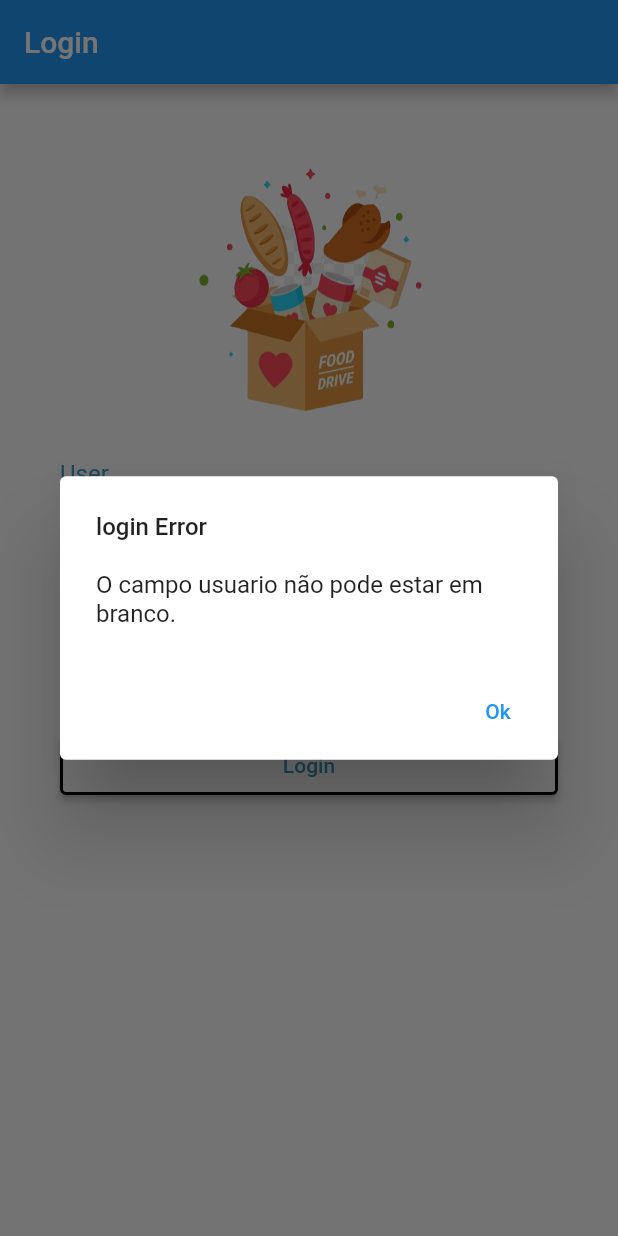
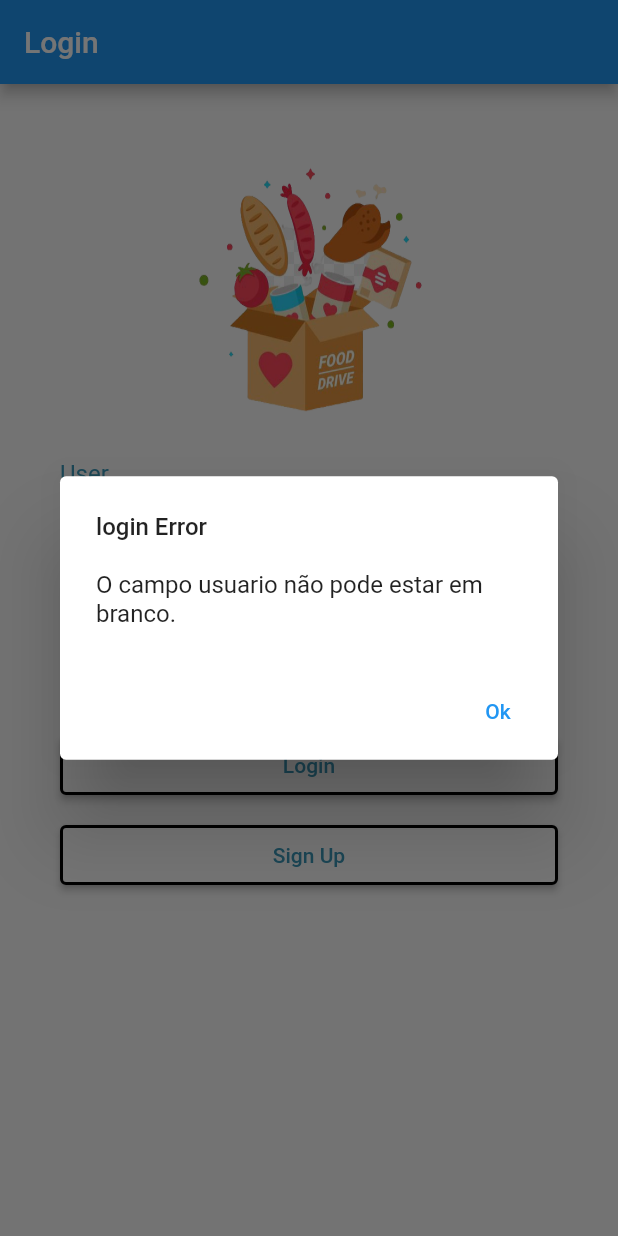
Before and after one commit to marianafcruz17/PI3A_1.2023, a Flutter app: the screen it shows after launch, after a tap on "Login", on a phone screen of 412 x 824 dp. Run offline on Flutter 3.47's test engine with Material 2 defaults, Android fonts, the light colour scheme and no system bars; our stand-ins replace dio, flutter_modular, flutter_triple, localization, mask_text_input_formatter.

Commit message:
Semi pronto

```diff
--- a/lib/assets/i18n/en_US.json
+++ b/lib/assets/i18n/en_US.json
@@ -15,10 +15,10 @@
     "username_true": "User logged successfully!",
     "username_false": "login Error",
 
-    "text_ondoard.1": "Help wherever you want",
+    "text_onboard.1": "Help wherever you want",
     "sub_text.1": "Help people in need whenever and wherever you want, having access whenever necessary through chat.",
     "sub_text.2": "The chatbot answers questions regarding the assistance of partner restaurants with people in socially/economically vulnerable situations.",
-    "text_ondoard.3": "Help people in need by connecting with partner restaurants",
+    "text_onboard.3": "Help people in need by connecting with partner restaurants",
     "sub_text.3": "Connecting people in situations of social/economic vulnerability with partner restaurants, reducing food waste and helping people in need",
     "onboars_button": "Start",
     "user": "User",
--- a/lib/assets/i18n/pt_BR.json
+++ b/lib/assets/i18n/pt_BR.json
@@ -15,10 +15,10 @@
     "username_true": "Usuário logado com sucesso!",
     "username_false": "Erro ao fazer o login",
 
-    "text_ondoard.1": "Ajude de onde quiser",
+    "text_onboard.1": "Ajude de onde quiser",
     "sub_text.1": "Ajude pessoas mais necessitadas quando e onde quiser, tendo acesso sempre que necessário por meio do chat.",
     "sub_text.2": "O chatbot realiza tira as dúvidas referente ao auxílio de restaurantes parceiros com pessoas em situação de vulnerabilidade social/econômica.",
-    "text_ondoard.3": "Ajudar pessoas necessitadas por meio de conexão com restaurantes parceiros",
+    "text_onboard.3": "Ajudar pessoas necessitadas por meio de conexão com restaurantes parceiros",
     "sub_text.3": "Conectar pessoas em situação de vulnerabilidade social/econômica com restaurantes parceiros, diminuindo o desperdicío de alimentos e ajudando pessoas necessitadas.",
 
     "onboars_button": "Começar",
--- a/lib/src/feature/auth/presentation/view/page/login_page.dart
+++ b/lib/src/feature/auth/presentation/view/page/login_page.dart
@@ -1,6 +1,7 @@
 import 'package:flutter/material.dart';
 import 'package:localization/localization.dart';
 import 'package:marmita_social/src/feature/auth/domain/usecase/login_screen_usecase.dart';
+import 'package:marmita_social/src/feature/auth/presentation/view/page/signup_page.dart';
 import 'package:marmita_social/src/feature/onboarding/presentation/view/page/splash_screen.dart';
 
 //import 'signup_page.dart';
@@ -16,14 +17,15 @@ class LoginScreen extends StatelessWidget {
   LoginScreen({super.key});
 
   @override
-    Widget build(BuildContext context){
+  Widget build(BuildContext context) {
     return Scaffold(
         appBar: AppBar(title: const Text("Login")),
         body: Container(
-                padding: EdgeInsets.only(left: 40, right: 40),
+            padding: const EdgeInsets.only(left: 40, right: 40),
             child: ListView(children: <Widget>[
-                    Padding(padding: EdgeInsets.only(bottom: 40)),
+              const Padding(padding: EdgeInsets.only(bottom: 40)),
               Row(
+                mainAxisAlignment: MainAxisAlignment.center,
                 children: [
                   Image.asset(
                     'lib/assets/images/logo.png',
@@ -32,127 +34,141 @@ class LoginScreen extends StatelessWidget {
                     fit: BoxFit.fill,
                   ),
                 ],
-                        mainAxisAlignment: MainAxisAlignment.center,
               ),
-
-                    Padding(padding: EdgeInsets.only(bottom: 10)),
+              const Padding(padding: EdgeInsets.only(bottom: 10)),
               Row(
                 children: [
                   Text(
                     'username'.i18n(),
-                                style: TextStyle(fontSize: 16, color: Color.fromRGBO(58, 152, 185,1)),
+                    style: const TextStyle(
+                        fontSize: 16, color: Color.fromRGBO(58, 152, 185, 1)),
                   ),
                 ],
               ),
-
-                    Padding(padding: EdgeInsets.only(bottom: 10)),
+              const Padding(padding: EdgeInsets.only(bottom: 10)),
               Row(
+                mainAxisAlignment: MainAxisAlignment.center,
                 children: [
                   Flexible(
                     child: TextField(
                         controller: loginTextFieldController,
-                                    style: TextStyle(fontSize: 16),
+                        style: const TextStyle(fontSize: 16),
                         decoration: InputDecoration(
-                                        contentPadding: EdgeInsets.only(left: 15.0),
+                          contentPadding: const EdgeInsets.only(left: 15.0),
                           border: OutlineInputBorder(
                               borderRadius: BorderRadius.circular(20.0),
-                                            borderSide: BorderSide(
-                                                color: Color.fromRGBO(58, 152, 185,1),
+                              borderSide: const BorderSide(
+                                  color: Color.fromRGBO(58, 152, 185, 1),
                                   width: 2.0)),
                         )),
                   ),
                 ],
-                        mainAxisAlignment: MainAxisAlignment.center,
               ),
-
-                    Padding(padding: EdgeInsets.only(bottom: 10)),
+              const Padding(padding: EdgeInsets.only(bottom: 10)),
               Row(
                 children: [
                   Text(
                     'password'.i18n(),
-                                style: TextStyle(fontSize: 16, color: Color.fromRGBO(58, 152, 185,1)
-                                ),
+                    style: const TextStyle(
+                        fontSize: 16, color: Color.fromRGBO(58, 152, 185, 1)),
                   ),
                 ],
               ),
-
-                    Padding(padding: EdgeInsets.only(bottom: 10)),
+              const Padding(padding: EdgeInsets.only(bottom: 10)),
               Row(
+                mainAxisAlignment: MainAxisAlignment.center,
                 children: [
                   Flexible(
                     child: TextField(
                         obscureText: true,
                         controller: passwordTextFieldController,
-                                    style: TextStyle(fontSize: 16),
+                        style: const TextStyle(fontSize: 16),
                         decoration: InputDecoration(
                           border: OutlineInputBorder(
                             borderRadius: BorderRadius.circular(20.0),
                           ),
-                                        contentPadding: EdgeInsets.only(left: 15.0),
+                          contentPadding: const EdgeInsets.only(left: 15.0),
                         )),
                   ),
                 ],
+              ),
+              const Padding(padding: EdgeInsets.only(bottom: 20)),
+              Row(
                 mainAxisAlignment: MainAxisAlignment.center,
-                    ),
-
-                    Padding(padding: EdgeInsets.only(bottom: 20)),
-                    Row(
                 children: [
                   Flexible(
                     child: SizedBox(
+                      width: double.infinity,
+                      height: 40,
                       child: ElevatedButton(
-                                        child: Text('login'.i18n(),
-                                            style: TextStyle(
-                                                color: Color.fromRGBO(58, 152, 185,1))),
+                          style: ElevatedButton.styleFrom(
+                            side: const BorderSide(
+                              width: 2.0,
+                              color: Color.fromARGB(255, 0, 0, 0),
+                            ),
+                            backgroundColor:
+                                const Color.fromARGB(255, 255, 255, 255),
+                          ),
                           onPressed: () => {
                                 loginUseCase
                                     .login(loginTextFieldController.text,
                                         passwordTextFieldController.text)
-                                                .then((msg){
+                                    .then((msg) {
+                                  Navigator.of(context).pop();
+                                  Navigator.of(context).push(MaterialPageRoute(
+                                      builder: (context) =>
+                                          const SplashScreen()));
+                                  // showDialog(
+                                  //   context: context,
+                                  //   builder: (BuildContext context) {
+                                  //     return AlertDialog(
+                                  //       title: Text('username_true'.i18n(),
+                                  //           style:
+                                  //               const TextStyle(fontSize: 16)),
+                                  //       content: SingleChildScrollView(
+                                  //         child: ListBody(
+                                  //           children: const <Widget>[
+                                  //             Text(""),
+                                  //           ],
+                                  //         ),
+                                  //       ),
+                                  //       actions: <Widget>[
+                                  //         TextButton(
+                                  //           child: const Text('Ok',
+                                  //               style: TextStyle(fontSize: 16)),
+                                  //           onPressed: () {
+                                  //             Navigator.of(context).pop();
+                                  //             Navigator.of(context).push(
+                                  //                 MaterialPageRoute(
+                                  //                     builder: (context) =>
+                                  //                         const SplashScreen()));
+                                  //           },
+                                  //         ),
+                                  //       ],
+                                  //     );
+                                  //   },
+                                  // );
+                                }).catchError((error) {
                                   showDialog(
                                     context: context,
-                                                        builder: (BuildContext context){
+                                    builder: (BuildContext context) {
                                       return AlertDialog(
-                                                                title: Text('username_true'.i18n(), style: TextStyle(fontSize: 16)),
+                                        title: Text('username_false'.i18n(),
+                                            style:
+                                                const TextStyle(fontSize: 16)),
                                         content: SingleChildScrollView(
                                           child: ListBody(
                                             children: <Widget>[
-                                                                            Text(""),
-                                                                        ],
-                                                                    ),
-                                                                ),
-                                                                actions: <Widget>[
-                                                                    TextButton(
-                                                                        child: const Text('Ok', style: TextStyle(fontSize: 16)),
-                                                                        onPressed: (){
-                                                                            Navigator.of(context).pop();
-                                                                            Navigator.of(context).push(
-                                                                                MaterialPageRoute(
-                                                                                    builder: (context) =>
-                                                                                        SplashScreen()));
-                                                                        },
-                                                                    ),
-                                                                ],
-                                                            );
-                                                        },
-                                                    );
-                                                }).catchError((error){
-                                                    showDialog(
-                                                        context: context,
-                                                        builder: (BuildContext context){
-                                                            return AlertDialog(
-                                                                title: Text('username_false'.i18n(), style: TextStyle(fontSize: 16)),
-                                                                content: SingleChildScrollView(
-                                                                    child: ListBody(
-                                                                        children: <Widget>[
-                                                                            Text("$error", style: TextStyle(fontSize: 16)),
+                                              Text("$error",
+                                                  style: const TextStyle(
+                                                      fontSize: 16)),
                                             ],
                                           ),
                                         ),
                                         actions: <Widget>[
                                           TextButton(
                                             child: const Text("Ok"),
-                                                                        onPressed: (){
+                                            onPressed: () {
                                               Navigator.of(context).pop();
                                             },
                                           ),
@@ -162,25 +178,41 @@ class LoginScreen extends StatelessWidget {
                                   );
                                 })
                               },
-
-                                        style: ElevatedButton.styleFrom(
-                                            side: BorderSide(
-                                                width: 2.0,
-                                                color: Color.fromARGB(255,0,0,0),
-                                            ),
-                                            primary: Color.fromARGB(255,255,255,255),
-                                        )
-                                    ),
-
-                                    width: double.infinity,
-                                    height: 40
+                          child: Text('login'.i18n(),
+                              style: const TextStyle(
+                                  color: Color.fromRGBO(58, 152, 185, 1)))),
                     ),
                   )
                 ],
+              ),
+              const Padding(padding: EdgeInsets.only(bottom: 20)),
+              Row(
                 mainAxisAlignment: MainAxisAlignment.center,
+                children: [
+                  Flexible(
+                    child: SizedBox(
+                      width: double.infinity,
+                      height: 40,
+                      child: ElevatedButton(
+                          style: ElevatedButton.styleFrom(
+                            side: const BorderSide(
+                              width: 2.0,
+                              color: Color.fromARGB(255, 0, 0, 0),
                             ),
-                ])
+                            backgroundColor:
+                                const Color.fromARGB(255, 255, 255, 255),
+                          ),
+                          onPressed: () => {
+                                Navigator.of(context).push(MaterialPageRoute(
+                                    builder: (context) => const SignupScreen()))
+                              },
+                          child: Text('signup'.i18n(),
+                              style: const TextStyle(
+                                  color: Color.fromRGBO(58, 152, 185, 1)))),
+                    ),
                   )
-        );
+                ],
+              )
+            ])));
   }
 }
```
Also changed, not shown: lib/src/feature/home/view/page/homepage.dart (+9 -13 lines), lib/src/feature/home/view/widget/home.dart (+22 -17 lines), lib/src/feature/onboarding/components/body.dart (+6 -8 lines), lib/src/feature/onboarding/components/splash_content.dart (+5 -5 lines). Lines whose indentation alone changed are shown as unchanged.
